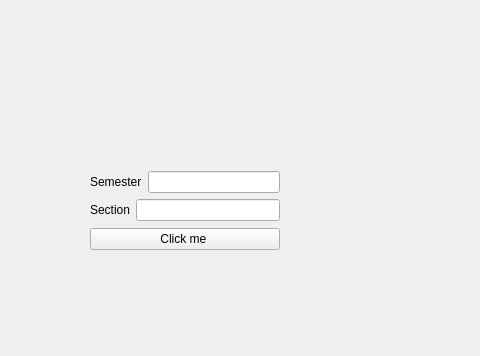
First picture: the form in thdialog.ui, repository Rakib-hosen/RSproject, before the edit; both pictures show x 0 to 480 and y 0 to 356 of the 785 by 450 pixel window.
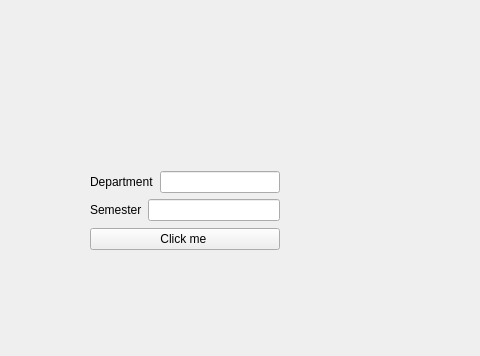
Second picture: the form after the edit.

```diff
--- a/thdialog.ui
+++ b/thdialog.ui
@@ -56,7 +56,7 @@
         <item>
          <widget class="QLabel" name="label">
           <property name="text">
-           <string>Semester</string>
+           <string>Department</string>
           </property>
          </widget>
         </item>
@@ -70,7 +70,7 @@
         <item>
          <widget class="QLabel" name="label_2">
           <property name="text">
-           <string>Section</string>
+           <string>Semester</string>
           </property>
          </widget>
         </item>
```
